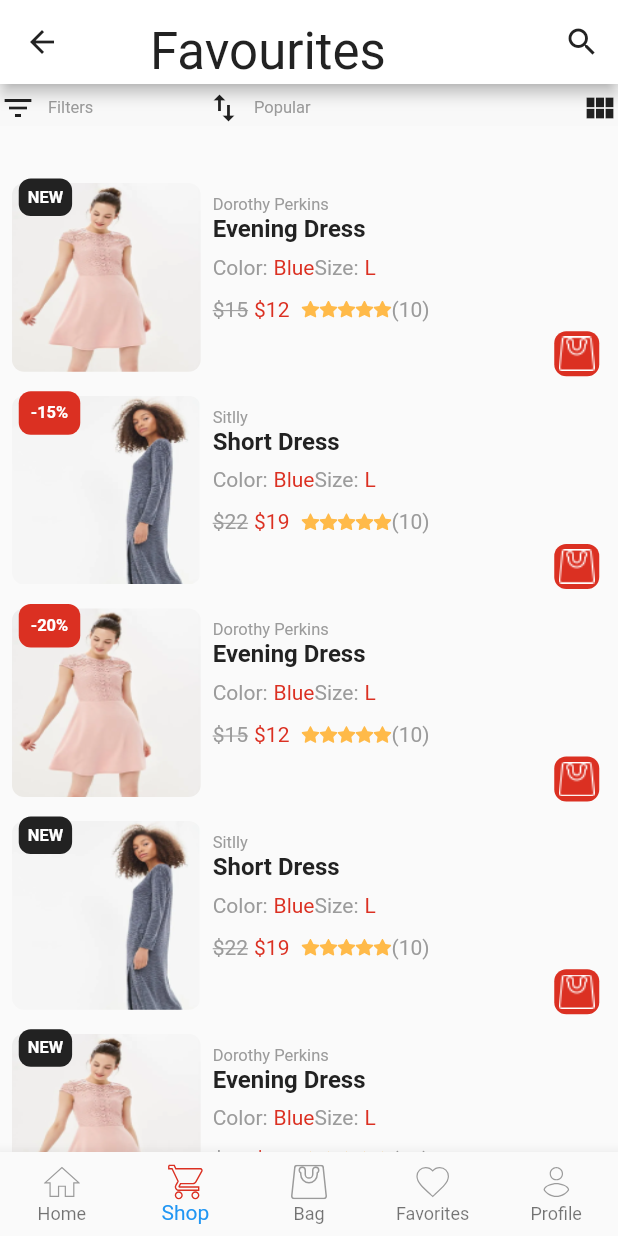
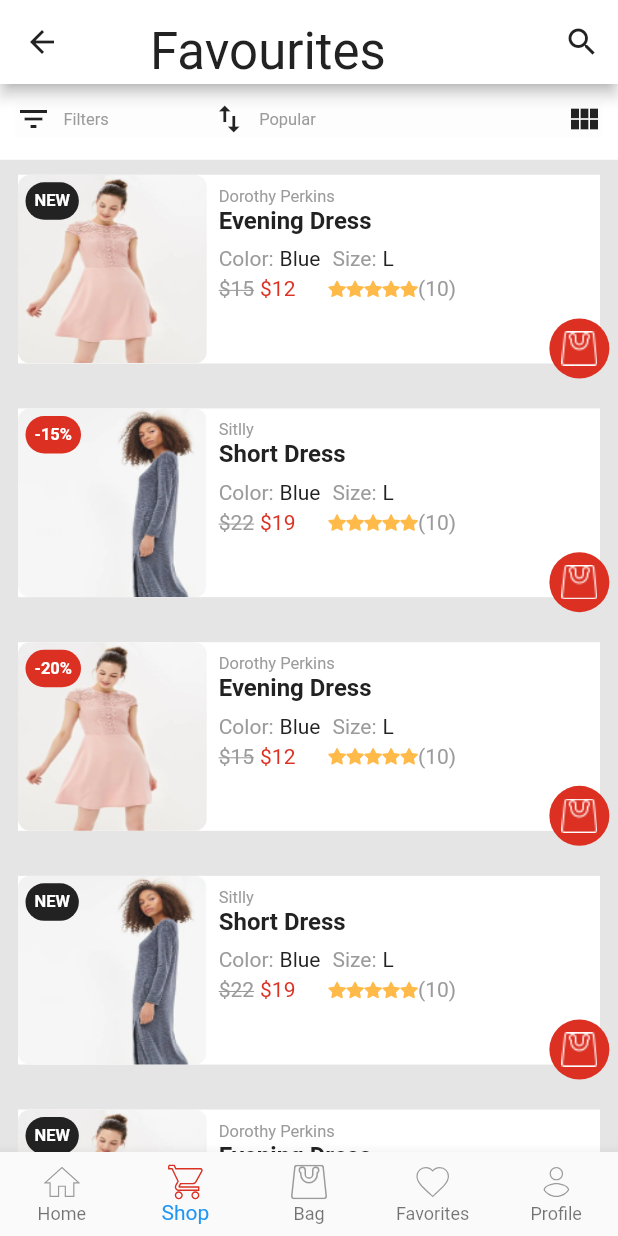
Before and after one commit to 4seer/openflutterecommerceapp, a Flutter app: the screen it shows after launch, item 4 of the bottom bar chosen, scrolled down 200 dp, on a phone screen of 412 x 824 dp. Run offline on Flutter 3.47's test engine with Material 2 defaults, Android fonts, the phone set to English and light mode, and no system bars; our stand-ins replace bloc, equatable, flutter_bloc, flutter_svg; statements that could not run were skipped.

Commit message:
#9 - Updated design of Favourites list items

```diff
--- a/lib/screens/favorites/favorites_state.dart
+++ b/lib/screens/favorites/favorites_state.dart
@@ -15,7 +15,15 @@ abstract class FavouriteState extends Equatable {
 
 @immutable
 class FavouriteInitialState extends FavouriteState {
-  String toString() => 'FavouriteInitialState';
+  final List<Product> favouriteProducts;
+  final List<HashTag> hashtags;
+
+  FavouriteInitialState({this.favouriteProducts,this.hashtags});
+
+  String toString() => 'FavouriteListViewState';
+
+  @override
+  List<Object> get props => [favouriteProducts,hashtags];
 }
 
 @immutable
--- a/lib/screens/favorites/views/favourites_list_item.dart
+++ b/lib/screens/favorites/views/favourites_list_item.dart
@@ -22,24 +22,31 @@ class FavouritesListCard extends StatelessWidget {
     return Stack(
       children: <Widget>[
         Container(
-          padding: EdgeInsets.all(8.0),
+          padding: EdgeInsets.all(10.0),
+          child: Container(
+            color: AppColors.white,
             child: Row(
                 mainAxisAlignment: MainAxisAlignment.start,
                 crossAxisAlignment: CrossAxisAlignment.start,
+                children: <Widget>[
+                  Stack(
                     children: <Widget>[
                       Container(
                           width: width * 0.85,
                           child: Container(
                               height: width * 0.85,
                               decoration: new BoxDecoration(
-                            borderRadius:
-                                BorderRadius.circular(AppSizes.imageRadius),
+                                  borderRadius: BorderRadius.circular(
+                                      AppSizes.imageRadius),
                                   image: new DecorationImage(
                                       fit: BoxFit.fill,
                                       image: AssetImage(product.image))),
                               child: Container())),
+                      buildTopLabel(product, _theme)
+                    ],
+                  ),
                   Padding(
-                  padding: const EdgeInsets.all(8.0),
+                    padding: const EdgeInsets.only(left: 8.0, top: 8.0),
                     child: Column(
                       mainAxisAlignment: MainAxisAlignment.start,
                       crossAxisAlignment: CrossAxisAlignment.start,
@@ -53,17 +60,22 @@ class FavouritesListCard extends StatelessWidget {
                         Row(
                           children: <Widget>[
                             buildColor(product, _theme),
+                            Padding(
+                              padding: EdgeInsets.all(AppSizes.linePadding),
+                            ),
                             buildSize(product, _theme),
                           ],
                         ),
                         Padding(
-                        padding: EdgeInsets.all(AppSizes.linePadding),
+                          padding: EdgeInsets.only(left: AppSizes.linePadding),
                         ),
                         Row(
+                          mainAxisAlignment: MainAxisAlignment.spaceBetween,
                           children: <Widget>[
                             buildPrice(product, _theme),
                             Padding(
-                            padding: EdgeInsets.all(AppSizes.linePadding),
+                              padding: EdgeInsets.only(
+                                  left: AppSizes.sidePadding * 1.45),
                             ),
                             buildRating(product, _theme),
                           ],
@@ -73,7 +85,7 @@ class FavouritesListCard extends StatelessWidget {
                   )
                 ]),
           ),
-        buildTopLabel(product, _theme),
+        ),
         buildCartButton(product, _theme),
       ],
     );
@@ -118,12 +130,12 @@ class FavouritesListCard extends StatelessWidget {
   buildTopLabel(Product product, ThemeData theme) {
     return Positioned(
       top: 5,
-      left: 5 + AppSizes.sidePadding / 2,
+      left: AppSizes.sidePadding / 3,
       child: product.isNew
           ? Container(
               padding: EdgeInsets.all(AppSizes.linePadding * 1.5),
               decoration: new BoxDecoration(
-                borderRadius: BorderRadius.circular(AppSizes.imageRadius),
+                borderRadius: BorderRadius.circular(AppSizes.buttonRadius),
                 color: AppColors.black,
               ),
               child: Text('NEW',
@@ -131,9 +143,9 @@ class FavouritesListCard extends StatelessWidget {
                       color: AppColors.white, fontWeight: FontWeight.bold)))
           : (product.discountPercent > 0
               ? Container(
-                  padding: EdgeInsets.all(AppSizes.linePadding * 2),
+                  padding: EdgeInsets.all(AppSizes.linePadding * 1.5),
                   decoration: new BoxDecoration(
-                    borderRadius: BorderRadius.circular(AppSizes.imageRadius),
+                    borderRadius: BorderRadius.circular(AppSizes.buttonRadius),
                     color: theme.errorColor,
                   ),
                   child: Text(
@@ -154,8 +166,7 @@ class FavouritesListCard extends StatelessWidget {
           padding: EdgeInsets.only(left: AppSizes.linePadding),
         ),
         Text("Blue",
-            style:
-                _theme.textTheme.display4.copyWith(color: _theme.accentColor))
+            style: _theme.textTheme.display4.copyWith(color: AppColors.black))
       ],
     );
   }
@@ -168,26 +179,26 @@ class FavouritesListCard extends StatelessWidget {
           padding: EdgeInsets.only(left: AppSizes.linePadding),
         ),
         Text("L",
-            style:
-                _theme.textTheme.display4.copyWith(color: _theme.accentColor))
+            style: _theme.textTheme.display4.copyWith(color: AppColors.black))
       ],
     );
   }
 
   buildCartButton(Product product, ThemeData theme) {
     return Positioned(
-        bottom: 5,
-        right: 5 + AppSizes.sidePadding / 2,
+        bottom: 0,
+        right: AppSizes.sidePadding / 4,
         child: Container(
-          height: 30.0,
-            width: 30.0,
-            padding: EdgeInsets.all(15.0),
+            height: 40.0,
+            width: 40.0,
+            padding: EdgeInsets.all(5.0),
             decoration: new BoxDecoration(
-                borderRadius: BorderRadius.circular(AppSizes.imageRadius),
+                borderRadius: BorderRadius.circular(AppSizes.buttonRadius),
                 color: AppColors.red,
                 image: new DecorationImage(
                     fit: BoxFit.scaleDown,
-                    colorFilter: ColorFilter.mode(Colors.white, BlendMode.srcIn),
+                    colorFilter:
+                        ColorFilter.mode(Colors.white, BlendMode.srcIn),
                     image: AssetImage("assets/icons/favourites/bag.png")))));
   }
 }
--- a/lib/screens/favorites/views/favourites_list_view.dart
+++ b/lib/screens/favorites/views/favourites_list_view.dart
@@ -28,16 +28,23 @@ class FavouritesListView extends StatelessWidget {
           width: elementWidth, height: elementHeight, product: products[i]));
     }
     if (productTiles.isNotEmpty) {
-      return Container(
-          padding: EdgeInsets.only(top: AppSizes.sidePadding),
-          child: ListView.builder(
+      return Padding(
+        padding: const EdgeInsets.only(left: 2.0,right: 2.0),
+        child: ListView.separated(
+          separatorBuilder: (BuildContext context, int index) {
+            return SizedBox(
+              height: 10,
+            );
+          },
+          physics: BouncingScrollPhysics(),
           scrollDirection: Axis.vertical,
           itemCount: productTiles.length,
           shrinkWrap: true,
           itemBuilder: (context, index) {
             return productTiles[index];
           },
-          ));
+        ),
+      );
     } else {
       return Container();
     }
--- a/lib/screens/favorites/views/favourites_view.dart
+++ b/lib/screens/favorites/views/favourites_view.dart
@@ -41,25 +41,30 @@ class FavouritesView extends StatelessWidget {
     SortBy sortBy = SortBy.Popular;
 
     return OpenFlutterCollapsingScaffold(
-      background: null,
+      background: AppColors.background,
       title: "Favourites",
       body: Column(
+        mainAxisAlignment: MainAxisAlignment.center,
+        crossAxisAlignment: CrossAxisAlignment.center,
         children: <Widget>[
-          Padding(padding: EdgeInsets.only(top: AppSizes.sidePadding)),
+          Container(
+            color: AppColors.white,
+            child: Column(
+              children: <Widget>[
                 Container(
                     width: width,
                     child: OpenFlutterHashTagList(
-                  tags: state is FavouriteListViewState
+                        tags: state is FavouriteInitialState
                             ? state.hashtags
                             : List<HashTag>(),
                         height: 30)),
                 Container(
                   padding: EdgeInsets.only(
-                top: AppSizes.sidePadding, bottom: AppSizes.sidePadding),
-            width: width,
+                      top: AppSizes.sidePadding*2.50, bottom: AppSizes.sidePadding),
+                  width: width*0.95,
                   child: OpenFlutterProductFilter(
-              width: width,
-              height: 24,
+                    width: width*0.95,
+                    height: 20,
                     productView: productView,
                     sortBy: sortBy,
                     onFilterClicked: (() => {print("Filter Clicked")}),
@@ -73,6 +78,9 @@ class FavouritesView extends StatelessWidget {
                       }
                     }),
                     onSortClicked: ((SortBy sortBy) => {print("Sort Clicked")}),
+                  ),
+                ),
+              ],
             ),
           ),
           Expanded(
```
Also changed, not shown: lib/screens/favorites/views/favourites_grid_item.dart (+21 -16 lines), lib/screens/favorites/views/favourites_grid_list.dart (+14 -7 lines). Lines whose indentation alone changed are shown as unchanged.
